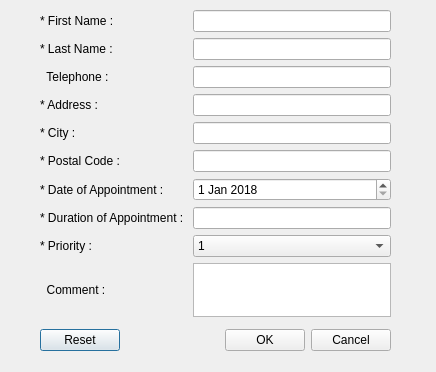
Old version of the form TPQtIntroduction/dialogaddclient.ui in the repository Lydie-Pierrick/TP2-QT-INTRO.
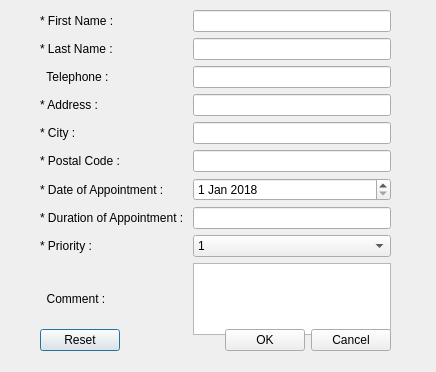
New version of the form.

What changed in the file:
```diff
--- a/TPQtIntroduction/dialogaddclient.ui
+++ b/TPQtIntroduction/dialogaddclient.ui
@@ -19,7 +19,7 @@
      <x>40</x>
      <y>10</y>
      <width>351</width>
-     <height>307</height>
+     <height>325</height>
     </rect>
    </property>
    <layout class="QGridLayout" name="gridLayout">
```
Left out of the diff: 15 changed lines with no effect on the pictures.
